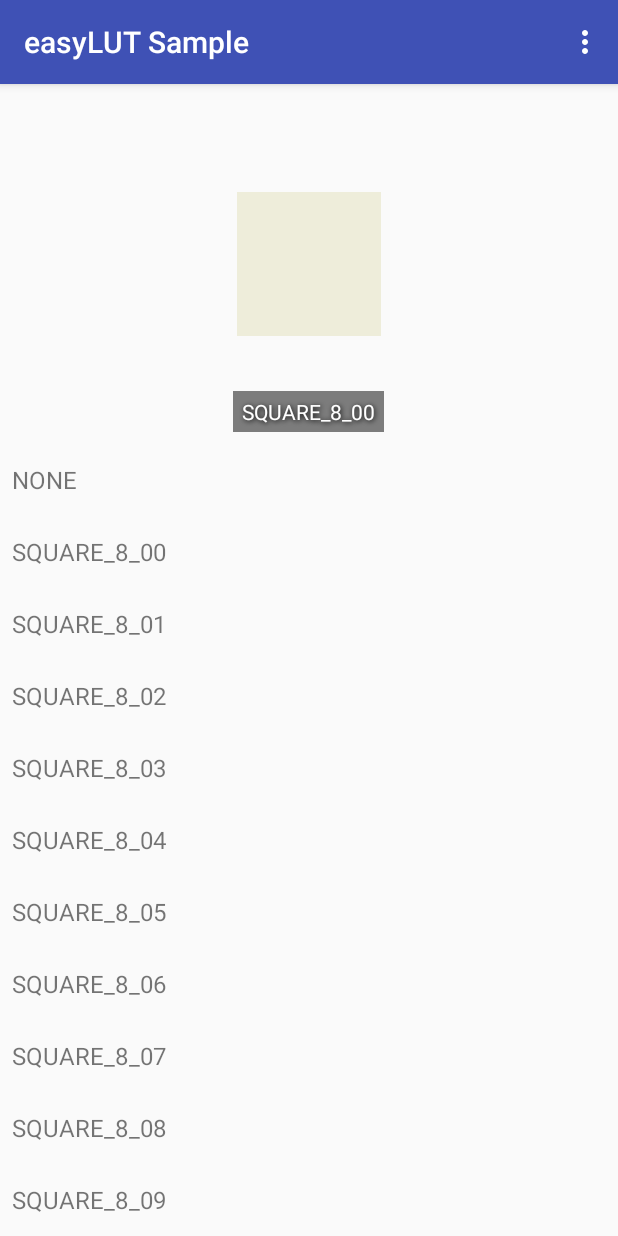
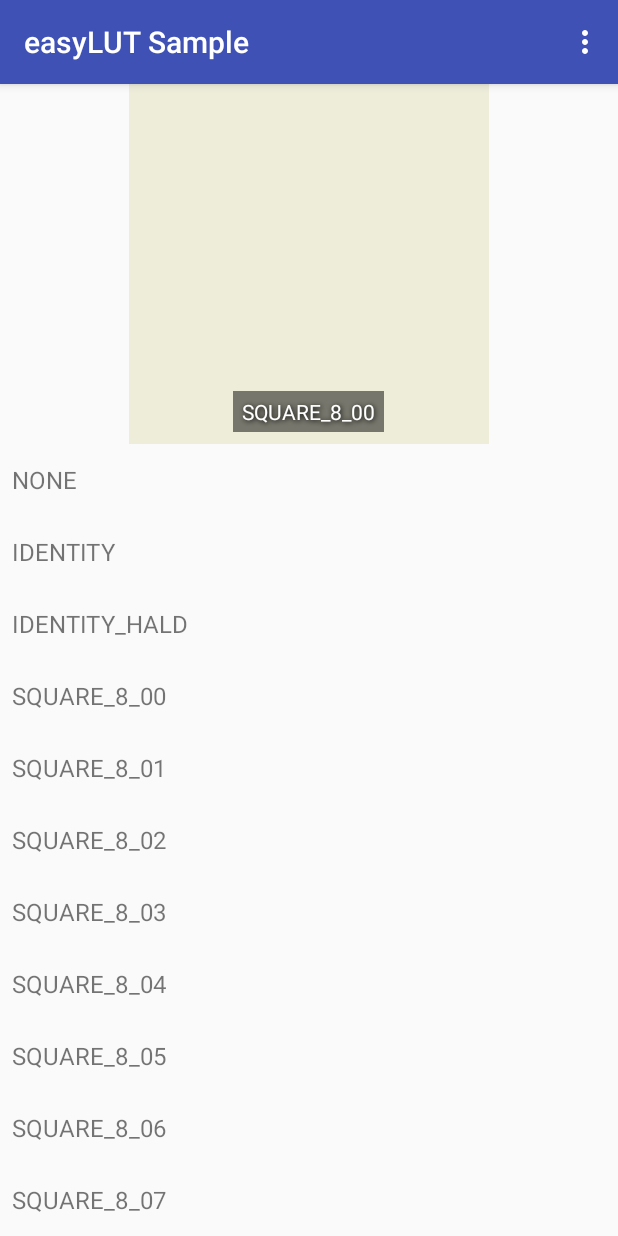
Before and after one commit to dntks/easyLUT, an Android app: the screen it shows after launch (MainActivity), after a tap on "SQUARE_8_00", on a phone screen of 412 x 824 dp. Run offline under Robolectric (Android 15) with nearby library versions, the phone set to English and light mode, and no system bars; 3 other taps on this screen came first.

Commit message:
resize bitmap while respecting aspect ratio

```diff
--- a/app/src/main/java/hu/don/easylut/easylutproject/MainActivity.java
+++ b/app/src/main/java/hu/don/easylut/easylutproject/MainActivity.java
@@ -30,6 +30,8 @@ public class MainActivity extends AppCompatActivity implements FilterAdapter.OnF
 
     private static final String TAG = MainActivity.class.getSimpleName();
 
+    private static final boolean RESIZE_BITMAP = true;
+
     private ImageView ivImage;
     private TextView tvName;
     private ProgressBar pbBusy;
@@ -56,6 +58,8 @@ public class MainActivity extends AppCompatActivity implements FilterAdapter.OnF
 
         rvFilters = findViewById(R.id.rv_filters);
         addFilter("none", EasyLUT.createNonFilter());
+        addFilter("identity", EasyLUT.fromResourceId().withResources(resources).withLutBitmapId(R.drawable.identity).createFilter());
+        addFilter("identity_hald", EasyLUT.fromResourceId().withResources(resources).withLutBitmapId(R.drawable.identity_hald).createFilter());
         addFilter("square_8_00", EasyLUT.fromResourceId().withColorAxes(CoordinateToColor.Type.RGB_TO_ZYX).withResources(resources).withLutBitmapId(R.drawable.filter_square_8_00).createFilter());
         addFilter("square_8_01", EasyLUT.fromResourceId().withResources(resources).withLutBitmapId(R.drawable.filter_square_8_01).createFilter());
         addFilter("square_8_02", EasyLUT.fromResourceId().withResources(resources).withLutBitmapId(R.drawable.filter_square_8_02).createFilter());
@@ -91,7 +95,7 @@ public class MainActivity extends AppCompatActivity implements FilterAdapter.OnF
                 if (item.isChecked()) {
                     ivImage.setImageResource(R.drawable.identity);
                 } else {
-                    ivImage.setImageResource(R.drawable.pexels);
+                    ivImage.setImageResource(R.drawable.landscape);
                 }
                 updateBitmap();
                 return true;
@@ -101,12 +105,21 @@ public class MainActivity extends AppCompatActivity implements FilterAdapter.OnF
 
     private void updateBitmap() {
         originalBitmap = ((BitmapDrawable) ivImage.getDrawable()).getBitmap();
-        final int measuredHeight = ivImage.getMeasuredHeight();
-        final int measuredWidth = ivImage.getMeasuredWidth();
-        if (originalBitmap.getHeight() >= measuredHeight || originalBitmap.getWidth() >= measuredWidth) {
-            DisplayMetrics metrics = new DisplayMetrics();
-            getWindowManager().getDefaultDisplay().getMetrics(metrics);
-            originalBitmap = Bitmap.createScaledBitmap(originalBitmap, measuredWidth, measuredHeight, true);
+        if (RESIZE_BITMAP) {
+            int measuredHeight = ivImage.getMeasuredHeight();
+            int measuredWidth = ivImage.getMeasuredWidth();
+            if (measuredWidth != 0 && measuredHeight != 0 && (originalBitmap.getHeight() >= measuredHeight || originalBitmap.getWidth() >= measuredWidth)) {
+                float originalRatio = (float) originalBitmap.getWidth() / (float) originalBitmap.getHeight();
+                float measuredRatio = (float) measuredWidth / (float) measuredHeight;
+                if (originalRatio > measuredRatio) {
+                    measuredWidth = (int) (measuredHeight * originalRatio);
+                } else {
+                    measuredHeight = (int) (measuredWidth / originalRatio);
+                }
+                DisplayMetrics metrics = new DisplayMetrics();
+                getWindowManager().getDefaultDisplay().getMetrics(metrics);
+                originalBitmap = Bitmap.createScaledBitmap(originalBitmap, measuredWidth, measuredHeight, true);
+            }
         }
         onFilterClicked(effectItems.get(0));
     }
@@ -124,7 +137,9 @@ public class MainActivity extends AppCompatActivity implements FilterAdapter.OnF
 
             @Override
             protected void onPreExecute() {
+                pbBusy.animate().alpha(1f).start();
                 pbBusy.setVisibility(View.VISIBLE);
+                ivImage.animate().alpha(0.5f).start();
                 start = System.nanoTime();
             }
 
@@ -136,7 +151,8 @@ public class MainActivity extends AppCompatActivity implements FilterAdapter.OnF
             @Override
             protected void onPostExecute(Bitmap bitmap) {
                 ivImage.setImageBitmap(bitmap);
-                pbBusy.setVisibility(View.GONE);
+                ivImage.animate().alpha(1f).start();
+                pbBusy.animate().alpha(0f).start();
                 Log.d(TAG, String.format("processed bitmap in %.2fms", (System.nanoTime() - start) / 1e6f));
             }
         }.execute();
--- a/app/src/main/res/layout/activity_main.xml
+++ b/app/src/main/res/layout/activity_main.xml
@@ -16,8 +16,9 @@
             android:id="@+id/iv_image"
             android:layout_width="match_parent"
             android:layout_height="240dp"
-            android:scaleType="centerInside"
-            android:src="@drawable/pexels"
+            android:adjustViewBounds="true"
+            android:scaleType="fitCenter"
+            android:src="@drawable/landscape"
             tools:ignore="ContentDescription"/>
 
         <TextView
```
Also changed, not shown: 1 other file.
